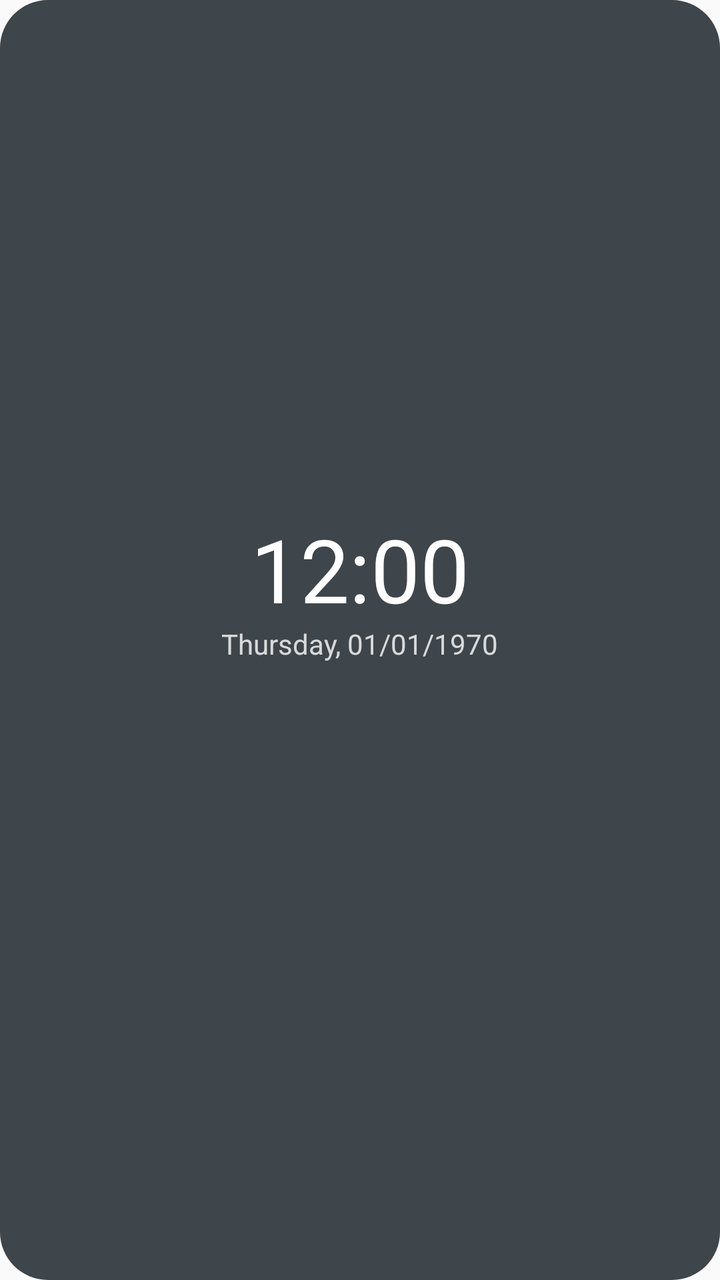
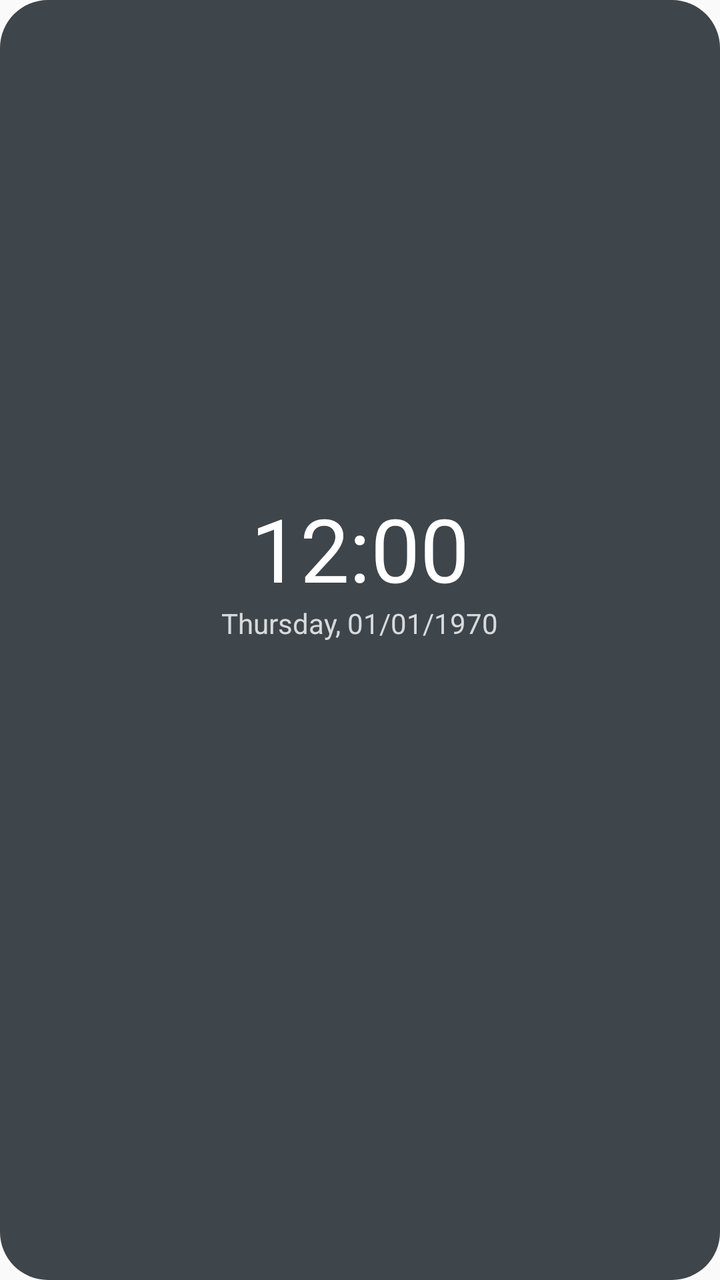

Two renders of the same Android screen: before a commit and after it. Below are the layout's source before the change and the commit's diff.
<!-- AndroidManifest.xml: application theme Theme.WidgetPremium -->
<!-- res/layout/widget_info.xml -->
<?xml version="1.0" encoding="utf-8"?>
<LinearLayout xmlns:android="http://schemas.android.com/apk/res/android"
    android:id="@+id/info_root"
    android:layout_width="match_parent"
    android:layout_height="match_parent"
    android:background="@drawable/widget_bg"
    android:gravity="center"
    android:orientation="vertical"
    android:padding="12dp">

    <TextClock
        android:id="@+id/info_time"
        android:layout_width="wrap_content"
        android:layout_height="wrap_content"
        android:format12Hour="h:mm"
        android:format24Hour="HH:mm"
        android:includeFontPadding="false"
        android:textColor="#FFFFFFFF"
        android:textSize="44sp" />

    <TextClock
        android:id="@+id/info_date"
        android:layout_width="wrap_content"
        android:layout_height="wrap_content"
        android:format12Hour="EEEE, dd/MM/yyyy"
        android:format24Hour="EEEE, dd/MM/yyyy"
        android:textColor="#CCFFFFFF"
        android:textSize="14sp" />

    <TextView
        android:id="@+id/info_lunar"
        android:layout_width="wrap_content"
        android:layout_height="wrap_content"
        android:layout_marginTop="2dp"
        android:textColor="#CCFFFFFF"
        android:textSize="14sp" />

    <LinearLayout
        android:layout_width="match_parent"
        android:layout_height="wrap_content"
        android:layout_marginTop="10dp"
        android:orientation="horizontal">

        <TextView
            android:id="@+id/stat_battery"
            android:layout_width="0dp"
            android:layout_height="wrap_content"
            android:layout_weight="1"
            android:gravity="center"
            android:textColor="#FFFFFFFF"
            android:textSize="12sp" />

        <TextView
            android:id="@+id/stat_temp"
            android:layout_width="0dp"
            android:layout_height="wrap_content"
            android:layout_weight="1"
            android:gravity="center"
            android:textColor="#FFFFFFFF"
            android:textSize="12sp" />

        <TextView
            android:id="@+id/stat_ram"
            android:layout_width="0dp"
            android:layout_height="wrap_content"
            android:layout_weight="1"
            android:gravity="center"
            android:textColor="#FFFFFFFF"
            android:textSize="12sp" />

        <TextView
            android:id="@+id/stat_storage"
            android:layout_width="0dp"
            android:layout_height="wrap_content"
            android:layout_weight="1"
            android:gravity="center"
            android:textColor="#FFFFFFFF"
            android:textSize="12sp" />
    </LinearLayout>
</LinearLayout>
<!-- resources referenced by this layout -->
<resources>
  <!-- drawable widget_bg (drawable) -->
  <?xml version="1.0" encoding="utf-8"?>
  <shape xmlns:android="http://schemas.android.com/apk/res/android" android:shape="rectangle">
      <solid android:color="#CC101820" />
      <corners android:radius="24dp" />
  </shape>
  <style name="Theme.WidgetPremium" parent="android:Theme.Material.Light.NoActionBar" />
</resources>

<!-- the commit's change to res/layout/widget_info.xml (unified diff, before → after) -->
@@ -32,6 +32,16 @@
         android:layout_width="wrap_content"
         android:layout_height="wrap_content"
         android:layout_marginTop="2dp"
+        android:textColor="#CCFFFFFF"
+        android:textSize="14sp" />
+
+    <TextView
+        android:id="@+id/info_weather"
+        android:layout_width="wrap_content"
+        android:layout_height="wrap_content"
+        android:layout_marginTop="2dp"
+        android:ellipsize="end"
+        android:maxLines="1"
         android:textColor="#CCFFFFFF"
         android:textSize="14sp" />
 
